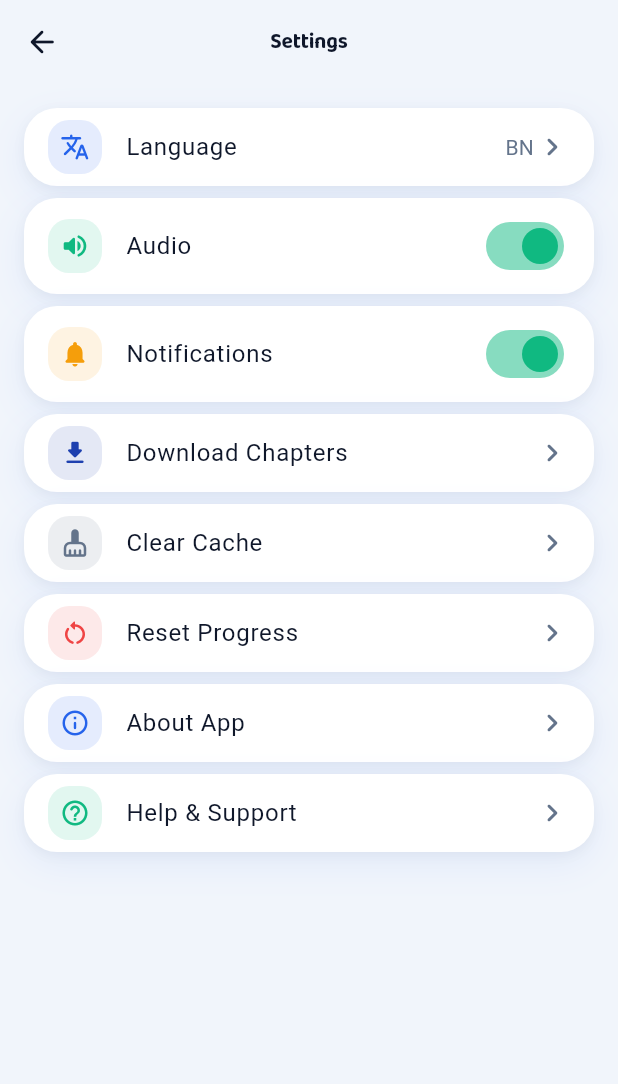
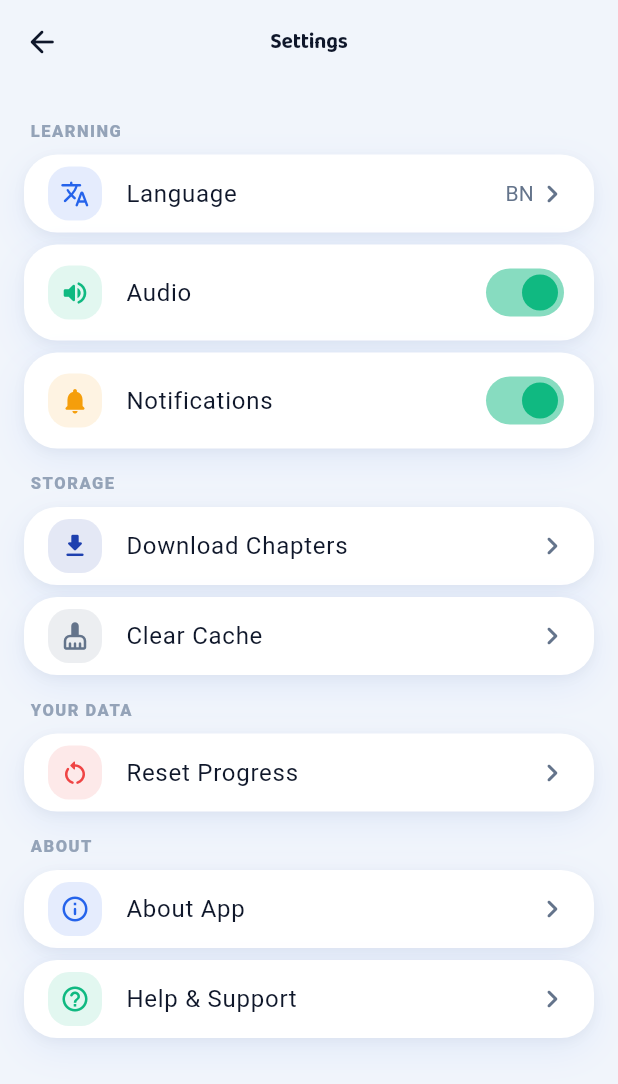
Before and after one commit to Keshab1997/GrammarBondhu, a Flutter app: the HomeShell screen opened by its route, after a tap on the "settings" icon, on a phone screen of 412 x 824 dp. Shown: the top 1084 px of the screen. Run offline on Flutter 3.47's test engine with Material 3 defaults, Android fonts, the light colour scheme and no system bars; our stand-ins replace shared_preferences; accounts and stored records are empty.

Commit message:
refactor(home,chapters,grammar,settings): one idea per row, one group per section
Home printed the same fact twice (4 steps in the hero, 0/4 in the progress
card) and mixed two scopes in one row. The card is now the course, counts
chapters on both the bar and the label, and opens My Progress on tap.

Library: the chapter number rides the thumbnail as a badge instead of living
inside the title string, the unlock hint may wrap to two lines instead of
truncating mid-sentence, and the filters fit one row (All, Started, Done,
Locked) so they stop looking like a broken list.

Chapter detail: the sheet opens with the chapter it belongs to. The title used
to live on the artwork underneath a CHAPTER pill and a grammar chip, and the
pill sat on the boy's face; the hero is now just art plus back and stars, and
the CTA bar fades the text above it instead of slicing it.

Grammar lesson printed the grammar point twice above the same words; the chip
row now carries a READ FIRST marker instead.

Settings: ten identical pills in one column became Learning / Storage / Your
data / About, with the destructive reset in its own section.

```diff
--- a/lib/features/chapters/chapter_list_screen.dart
+++ b/lib/features/chapters/chapter_list_screen.dart
@@ -89,13 +89,13 @@ class _ChapterListScreenState extends State<ChapterListScreen> {
                     onTap: () => setState(() => _filter = _ChapterFilter.all),
                   ),
                   _FilterChip(
-                    label: 'In progress',
+                    label: 'Started',
                     selected: _filter == _ChapterFilter.inProgress,
                     onTap: () =>
                         setState(() => _filter = _ChapterFilter.inProgress),
                   ),
                   _FilterChip(
-                    label: 'Completed',
+                    label: 'Done',
                     selected: _filter == _ChapterFilter.completed,
                     onTap: () =>
                         setState(() => _filter = _ChapterFilter.completed),
@@ -184,8 +184,7 @@ class _FilterChip extends StatelessWidget {
         onTap: onTap,
         borderRadius: BorderRadius.circular(AppRadii.chip),
         child: Container(
-          padding: const EdgeInsets.symmetric(
-              horizontal: AppSpacing.md, vertical: 8),
+          padding: const EdgeInsets.symmetric(horizontal: 13, vertical: 8),
           decoration: BoxDecoration(
             borderRadius: BorderRadius.circular(AppRadii.chip),
           ),
@@ -242,14 +241,45 @@ class _ChapterCard extends StatelessWidget {
             children: [
               // Locked art is dimmed: a locked chapter shouldn't look as
               // inviting as the one you can actually open.
-              Opacity(
-                opacity: locked ? 0.55 : 1,
-                child: ChapterThumbnail(
-                  assetPath: chapter.thumbnailAsset,
-                  fallbackIcon:
-                      locked ? Icons.lock_rounded : Icons.auto_stories_rounded,
-                  size: 64,
-                ),
+              // The chapter number lives on the artwork, where a reader scans
+              // for it, instead of inside the title string.
+              Stack(
+                clipBehavior: Clip.none,
+                children: [
+                  Opacity(
+                    opacity: locked ? 0.62 : 1,
+                    child: ChapterThumbnail(
+                      assetPath: chapter.thumbnailAsset,
+                      fallbackIcon: locked
+                          ? Icons.lock_rounded
+                          : Icons.auto_stories_rounded,
+                      size: 64,
+                    ),
+                  ),
+                  Positioned(
+                    left: -4,
+                    top: -4,
+                    child: Container(
+                      width: 22,
+                      height: 22,
+                      alignment: Alignment.center,
+                      decoration: BoxDecoration(
+                        shape: BoxShape.circle,
+                        color: locked ? AppColors.textMuted : AppColors.primary,
+                        border: Border.all(color: Colors.white, width: 2),
+                      ),
+                      child: Text(
+                        '$number',
+                        style: const TextStyle(
+                          color: Colors.white,
+                          fontSize: 11,
+                          fontWeight: FontWeight.w900,
+                          height: 1,
+                        ),
+                      ),
+                    ),
+                  ),
+                ],
               ),
               const SizedBox(width: AppSpacing.md),
               Expanded(
@@ -260,7 +290,7 @@ class _ChapterCard extends StatelessWidget {
                       children: [
                         Expanded(
                           child: Text(
-                            '$number. ${chapter.title.en}',
+                            chapter.title.en,
                             maxLines: 2,
                             overflow: TextOverflow.ellipsis,
                             style: text.titleMedium,
@@ -315,16 +345,16 @@ class _ChapterCard extends StatelessWidget {
                     else if (locked)
                       Row(
                         children: [
-                          Icon(Icons.lock_rounded,
-                              size: 14, color: AppColors.textMuted),
+                          const Icon(Icons.lock_rounded,
+                              size: 14, color: AppColors.textSecondary),
                           const SizedBox(width: 4),
                           Expanded(
                             child: Text(
                               unlocksAfter ?? 'Locked',
-                              maxLines: 1,
+                              maxLines: 2,
                               overflow: TextOverflow.ellipsis,
                               style: text.bodySmall
-                                  ?.copyWith(color: AppColors.textMuted),
+                                  ?.copyWith(color: AppColors.textSecondary),
                             ),
                           ),
                         ],
--- a/lib/features/home/home_screen.dart
+++ b/lib/features/home/home_screen.dart
@@ -48,12 +48,8 @@ class HomeScreen extends StatelessWidget {
           const SizedBox(height: AppSpacing.lg),
           if (current != null)
             _ProgressCard(
-              chapterTitle: current.title.en,
               step: progress.chapterProgress(current.id).resumeSceneIndex ?? 0,
               steps: current.scenes.length + 1,
-              value: chapters.isEmpty
-                  ? 0
-                  : progress.progress.completedChapterCount / chapters.length,
               completedChapters: progress.progress.completedChapterCount,
               totalChapters: chapters.length,
             ),
@@ -577,26 +573,26 @@ class _ActionChip extends StatelessWidget {
 /// Chapter progress: what is in flight, how far along it is.
 class _ProgressCard extends StatelessWidget {
   const _ProgressCard({
-    required this.chapterTitle,
     required this.step,
     required this.steps,
-    required this.value,
     required this.completedChapters,
     required this.totalChapters,
   });
 
-  final String chapterTitle;
   final int step;
   final int steps;
-  final double value;
   final int completedChapters;
   final int totalChapters;
 
   @override
   Widget build(BuildContext context) {
     final text = Theme.of(context).textTheme;
+    // One scope per row: the card is about the course, so both the bar and the
+    // label count chapters. It used to mix "4 steps" with "0 of 5 chapters".
+    final value = totalChapters == 0 ? 0.0 : completedChapters / totalChapters;
     final percent = (value * 100).round();
     return AppCard(
+      onTap: () => Navigator.of(context).pushNamed(ProgressScreen.routeName),
       child: Column(
         crossAxisAlignment: CrossAxisAlignment.start,
         children: [
@@ -616,13 +612,13 @@ class _ProgressCard extends StatelessWidget {
                 child: Column(
                   crossAxisAlignment: CrossAxisAlignment.start,
                   children: [
-                    Text('Your Progress',
+                    Text('Your Course',
                         maxLines: 1,
                         overflow: TextOverflow.ellipsis,
                         style: text.titleSmall),
                     const SizedBox(height: 1),
                     Text(
-                      chapterTitle,
+                      '5 chapters, one story at a time',
                       maxLines: 1,
                       overflow: TextOverflow.ellipsis,
                       style:
@@ -639,20 +635,28 @@ class _ProgressCard extends StatelessWidget {
                   color: AppColors.primarySoft,
                   borderRadius: BorderRadius.circular(AppRadii.chip),
                 ),
-                child: Text(
-                  '$step/$steps',
-                  maxLines: 1,
-                  style: text.bodySmall?.copyWith(
-                    fontWeight: FontWeight.w900,
-                    color: AppColors.primary,
-                  ),
+                child: Row(
+                  mainAxisSize: MainAxisSize.min,
+                  children: [
+                    Text(
+                      '$completedChapters/$totalChapters',
+                      maxLines: 1,
+                      style: text.bodySmall?.copyWith(
+                        fontWeight: FontWeight.w900,
+                        color: AppColors.primary,
+                      ),
+                    ),
+                    const SizedBox(width: 2),
+                    const Icon(Icons.chevron_right_rounded,
+                        size: 15, color: AppColors.primary),
+                  ],
                 ),
               ),
             ],
           ),
           const SizedBox(height: AppSpacing.md - 2),
           AppProgressBar(
-            value: step / steps,
+            value: value,
             height: 10,
             gradient: const LinearGradient(
               colors: [AppColors.primary, AppColors.skyTop],
@@ -675,7 +679,9 @@ class _ProgressCard extends StatelessWidget {
               const Spacer(),
               Flexible(
                 child: Text(
-                  '$completedChapters of $totalChapters chapters',
+                  completedChapters == 0
+                      ? 'Chapter 1 next'
+                      : '$completedChapters of $totalChapters done',
                   maxLines: 1,
                   overflow: TextOverflow.ellipsis,
                   textAlign: TextAlign.end,
--- a/lib/features/settings/settings_screen.dart
+++ b/lib/features/settings/settings_screen.dart
@@ -32,6 +32,10 @@ class SettingsScreen extends StatelessWidget {
         child: ListView(
           padding: const EdgeInsets.all(AppSpacing.md),
           children: [
+            // Ten identical pills in one column is a wall. Three named groups
+            // make the screen scannable, and the destructive action ends up in
+            // its own section instead of sitting between two settings.
+            const _GroupHeader('Learning'),
             _SettingsTile(
               icon: Icons.translate_rounded,
               color: AppColors.primary,
@@ -70,6 +74,7 @@ class SettingsScreen extends StatelessWidget {
                     .setNotificationsEnabled(v),
               ),
             ),
+            const _GroupHeader('Storage'),
             _SettingsTile(
               icon: Icons.download_rounded,
               color: AppColors.primaryDark,
@@ -93,6 +98,7 @@ class SettingsScreen extends StatelessWidget {
                 );
               },
             ),
+            const _GroupHeader('Your data'),
             _SettingsTile(
               icon: Icons.restart_alt_rounded,
               color: AppColors.error,
@@ -133,6 +139,7 @@ class SettingsScreen extends StatelessWidget {
                 }
               },
             ),
+            const _GroupHeader('About'),
             _SettingsTile(
               icon: Icons.info_outline_rounded,
               color: AppColors.primary,
@@ -201,6 +208,30 @@ class SettingsScreen extends StatelessWidget {
   }
 }
 
+class _GroupHeader extends StatelessWidget {
+  const _GroupHeader(this.label);
+
+  final String label;
+
+  @override
+  Widget build(BuildContext context) {
+    final text = Theme.of(context).textTheme;
+    return Padding(
+      padding: const EdgeInsets.only(
+          left: AppSpacing.xs, top: AppSpacing.sm, bottom: AppSpacing.sm),
+      child: Text(
+        label.toUpperCase(),
+        style: text.bodySmall?.copyWith(
+          color: AppColors.textMuted,
+          fontWeight: FontWeight.w900,
+          letterSpacing: 1.0,
+          fontSize: 11,
+        ),
+      ),
+    );
+  }
+}
+
 class _SettingsTile extends StatelessWidget {
   const _SettingsTile({
     required this.icon,
```
Also changed, not shown: lib/features/chapters/chapter_detail_screen.dart (+94 -55 lines), lib/features/grammar/grammar_lesson_screen.dart (+32 -10 lines).
